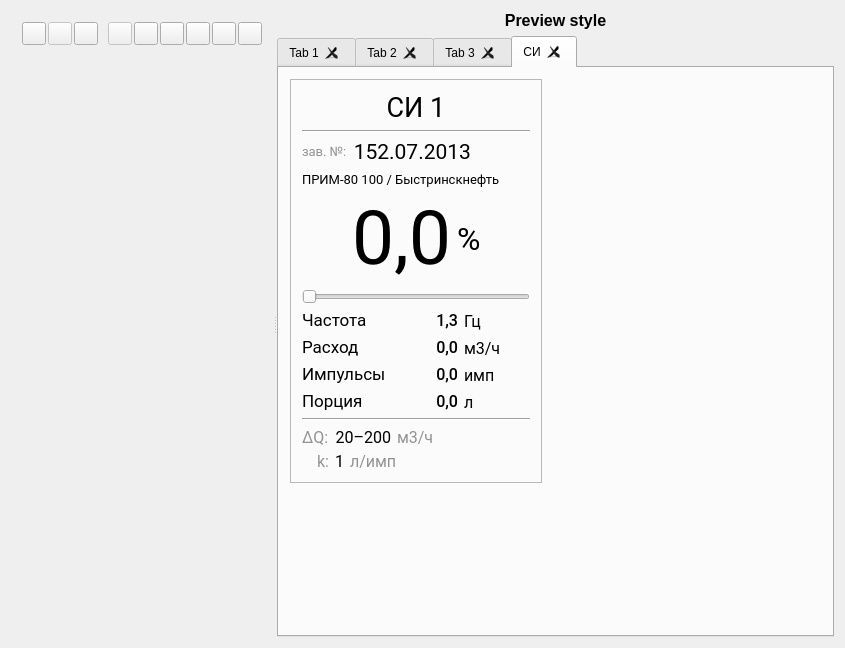
Old version of the form qsseditor.ui in the repository lit-uriy/qsseditor.
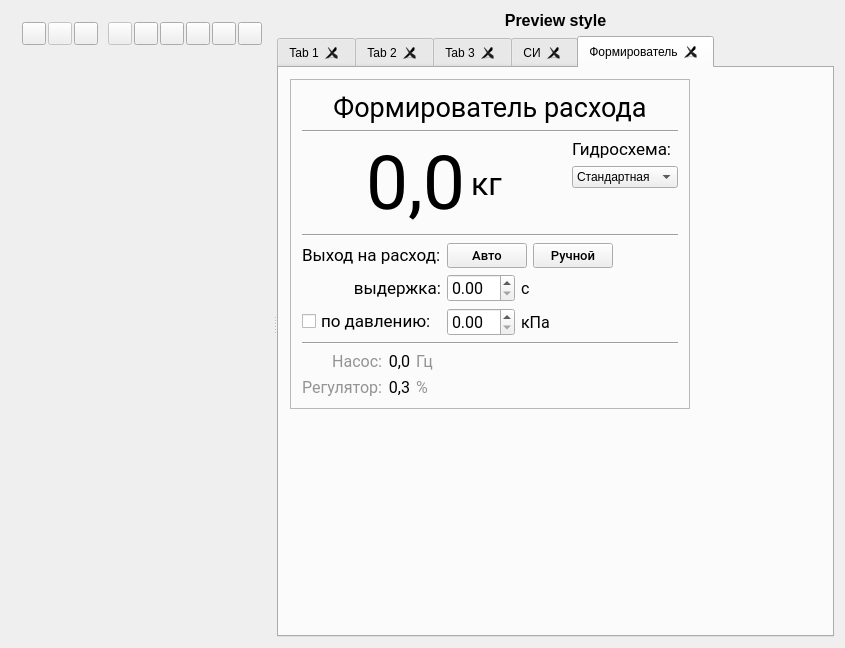
New version of the form. The open tabs and pages were chosen to show the change. Icons and pictures are not drawn. Custom widgets are drawn as their Qt base class.

Commit message: Сделал вкладку "Формирователь" для тестирования стиля виджета "формирователя расхода".

The edit to the form file:
```diff
--- a/qsseditor.ui
+++ b/qsseditor.ui
@@ -1501,7 +1501,492 @@
              <property name="sizeHint" stdset="0">
               <size>
                <width>20</width>
-               <height>157</height>
+               <height>81</height>
+              </size>
+             </property>
+            </spacer>
+           </item>
+          </layout>
+         </widget>
+         <widget class="QWidget" name="tab5">
+          <attribute name="title">
+           <string>Формирователь</string>
+          </attribute>
+          <layout class="QGridLayout" name="gridLayout_14">
+           <item row="0" column="0">
+            <widget class="QFrame" name="FrameFlowGenerator">
+             <property name="sizePolicy">
+              <sizepolicy hsizetype="Maximum" vsizetype="Maximum">
+               <horstretch>0</horstretch>
+               <verstretch>0</verstretch>
+              </sizepolicy>
+             </property>
+             <property name="windowTitle">
+              <string>Frame</string>
+             </property>
+             <property name="frameShape">
+              <enum>QFrame::StyledPanel</enum>
+             </property>
+             <property name="frameShadow">
+              <enum>QFrame::Raised</enum>
+             </property>
+             <layout class="QVBoxLayout" name="verticalLayout" stretch="0,1,2,1,1,1,0">
+              <item>
+               <widget class="QLabel" name="label">
+                <property name="font">
+                 <font>
+                  <family>Roboto</family>
+                  <pointsize>20</pointsize>
+                 </font>
+                </property>
+                <property name="text">
+                 <string>Формирователь расхода</string>
+                </property>
+                <property name="alignment">
+                 <set>Qt::AlignCenter</set>
+                </property>
+               </widget>
+              </item>
+              <item>
+               <widget class="Line" name="line">
+                <property name="orientation">
+                 <enum>Qt::Horizontal</enum>
+                </property>
+               </widget>
+              </item>
+              <item>
+               <layout class="QGridLayout" name="gridLayout_3">
+                <item row="0" column="0" rowspan="3">
+                 <layout class="QHBoxLayout" name="horizontalLayout">
+                  <item>
+                   <spacer name="horizontalSpacer_6">
+                    <property name="orientation">
+                     <enum>Qt::Horizontal</enum>
+                    </property>
+                    <property name="sizeHint" stdset="0">
+                     <size>
+                      <width>10</width>
+                      <height>20</height>
+                     </size>
+                    </property>
+                   </spacer>
+                  </item>
+                  <item>
+                   <widget class="QLabel" name="label_3">
+                    <property name="font">
+                     <font>
+                      <family>Roboto</family>
+                      <pointsize>56</pointsize>
+                     </font>
+                    </property>
+                    <property name="text">
+                     <string>0,0</string>
+                    </property>
+                    <property name="alignment">
+                     <set>Qt::AlignRight|Qt::AlignTrailing|Qt::AlignVCenter</set>
+                    </property>
+                   </widget>
+                  </item>
+                  <item>
+                   <widget class="QLabel" name="label_16">
+                    <property name="font">
+                     <font>
+                      <family>Roboto</family>
+                      <pointsize>24</pointsize>
+                     </font>
+                    </property>
+                    <property name="text">
+                     <string>кг</string>
+                    </property>
+                    <property name="alignment">
+                     <set>Qt::AlignLeading|Qt::AlignLeft|Qt::AlignVCenter</set>
+                    </property>
+                   </widget>
+                  </item>
+                  <item>
+                   <spacer name="horizontalSpacer_7">
+                    <property name="orientation">
+                     <enum>Qt::Horizontal</enum>
+                    </property>
+                    <property name="sizeHint" stdset="0">
+                     <size>
+                      <width>10</width>
+                      <height>20</height>
+                     </size>
+                    </property>
+                   </spacer>
+                  </item>
+                 </layout>
+                </item>
+                <item row="0" column="1">
+                 <widget class="QLabel" name="label_12">
+                  <property name="font">
+                   <font>
+                    <family>Roboto</family>
+                    <pointsize>13</pointsize>
+                   </font>
+                  </property>
+                  <property name="text">
+                   <string>Гидросхема:</string>
+                  </property>
+                 </widget>
+                </item>
+                <item row="1" column="1">
+                 <widget class="QComboBox" name="comboBox">
+                  <item>
+                   <property name="text">
+                    <string>Стандартная</string>
+                   </property>
+                  </item>
+                 </widget>
+                </item>
+                <item row="2" column="1">
+                 <spacer name="verticalSpacer">
+                  <property name="orientation">
+                   <enum>Qt::Vertical</enum>
+                  </property>
+                  <property name="sizeHint" stdset="0">
+                   <size>
+                    <width>20</width>
+                    <height>40</height>
+                   </size>
+                  </property>
+                 </spacer>
+                </item>
+               </layout>
+              </item>
+              <item>
+               <widget class="Line" name="line_2">
+                <property name="orientation">
+                 <enum>Qt::Horizontal</enum>
+                </property>
+               </widget>
+              </item>
+              <item>
+               <layout class="QGridLayout" name="gridLayout_2">
+                <item row="0" column="1" colspan="3">
+                 <layout class="QHBoxLayout" name="horizontalLayout_2">
+                  <item>
+                   <widget class="QPushButton" name="pushButton">
+                    <property name="font">
+                     <font>
+                      <family>Roboto Medium</family>
+                      <pointsize>10</pointsize>
+                     </font>
+                    </property>
+                    <property name="text">
+                     <string>Авто</string>
+                    </property>
+                   </widget>
+                  </item>
+                  <item>
+                   <widget class="QPushButton" name="pushButton_2">
+                    <property name="font">
+                     <font>
+                      <family>Roboto Medium</family>
+                      <pointsize>10</pointsize>
+                     </font>
+                    </property>
+                    <property name="text">
+                     <string>Ручной</string>
+                    </property>
+                   </widget>
+                  </item>
+                 </layout>
+                </item>
+                <item row="2" column="3" colspan="2">
+                 <spacer name="horizontalSpacer_4">
+                  <property name="orientation">
+                   <enum>Qt::Horizontal</enum>
+                  </property>
+                  <property name="sizeHint" stdset="0">
+                   <size>
+                    <width>108</width>
+                    <height>20</height>
+                   </size>
+                  </property>
+                 </spacer>
+                </item>
+                <item row="0" column="4">
+                 <spacer name="horizontalSpacer_5">
+                  <property name="orientation">
+                   <enum>Qt::Horizontal</enum>
+                  </property>
+                  <property name="sizeHint" stdset="0">
+                   <size>
+                    <width>40</width>
+                    <height>20</height>
+                   </size>
+                  </property>
+                 </spacer>
+                </item>
+                <item row="2" column="2">
+                 <widget class="QLabel" name="label_23">
+                  <property name="font">
+                   <font>
+                    <family>Roboto</family>
+                    <pointsize>12</pointsize>
+                   </font>
+                  </property>
+                  <property name="text">
+                   <string>кПа</string>
+                  </property>
+                  <property name="alignment">
+                   <set>Qt::AlignLeading|Qt::AlignLeft|Qt::AlignVCenter</set>
+                  </property>
+                 </widget>
+                </item>
+                <item row="2" column="1">
+                 <widget class="QDoubleSpinBox" name="doubleSpinBox_2">
+                  <property name="font">
+                   <font>
+                    <family>Roboto</family>
+                    <pointsize>12</pointsize>
+                   </font>
+                  </property>
+                 </widget>
+                </item>
+                <item row="2" column="0">
+                 <widget class="QCheckBox" name="checkBox">
+                  <property name="font">
+                   <font>
+                    <family>Roboto</family>
+                    <pointsize>13</pointsize>
+                   </font>
+                  </property>
+                  <property name="text">
+                   <string>по давлению:</string>
+                  </property>
+                 </widget>
+                </item>
+                <item row="0" column="0">
+                 <widget class="QLabel" name="label_13">
+                  <property name="font">
+                   <font>
+                    <family>Roboto</family>
+                    <pointsize>13</pointsize>
+                   </font>
+                  </property>
+                  <property name="text">
+                   <string>Выход на расход:</string>
+                  </property>
+                 </widget>
+                </item>
+                <item row="1" column="2">
+                 <widget class="QLabel" name="label_15">
+                  <property name="font">
+                   <font>
+                    <family>Roboto</family>
+                    <pointsize>12</pointsize>
+                   </font>
+                  </property>
+                  <property name="text">
+                   <string>с</string>
+                  </property>
+                  <property name="alignment">
+                   <set>Qt::AlignLeading|Qt::AlignLeft|Qt::AlignVCenter</set>
+                  </property>
+                 </widget>
+                </item>
+                <item row="1" column="3" colspan="2">
+                 <spacer name="horizontalSpacer_3">
+                  <property name="orientation">
+                   <enum>Qt::Horizontal</enum>
+                  </property>
+                  <property name="sizeHint" stdset="0">
+                   <size>
+                    <width>108</width>
+                    <height>20</height>
+                   </size>
+                  </property>
+                 </spacer>
+                </item>
+                <item row="1" column="1">
+                 <widget class="QDoubleSpinBox" name="doubleSpinBox">
+                  <property name="font">
+                   <font>
+                    <family>Roboto</family>
+                    <pointsize>12</pointsize>
+                   </font>
+                  </property>
+                 </widget>
+                </item>
+                <item row="1" column="0">
+                 <widget class="QLabel" name="label_14">
+                  <property name="font">
+                   <font>
+                    <family>Roboto</family>
+                    <pointsize>13</pointsize>
+                   </font>
+                  </property>
+                  <property name="text">
+                   <string>выдержка:</string>
+                  </property>
+                  <property name="alignment">
+                   <set>Qt::AlignRight|Qt::AlignTrailing|Qt::AlignVCenter</set>
+                  </property>
+                 </widget>
+                </item>
+               </layout>
+              </item>
+              <item>
+               <widget class="Line" name="line_3">
+                <property name="orientation">
+                 <enum>Qt::Horizontal</enum>
+                </property>
+               </widget>
+              </item>
+              <item>
+               <layout class="QGridLayout" name="gridLayout">
+                <item row="0" column="0">
+                 <widget class="QLabel" name="label_18">
+                  <property name="font">
+                   <font>
+                    <family>Roboto</family>
+                    <pointsize>12</pointsize>
+                   </font>
+                  </property>
+                  <property name="text">
+                   <string>&lt;html&gt;&lt;head/&gt;&lt;body&gt;&lt;p&gt;&lt;span style=&quot; color:#939393;&quot;&gt;Насос:&lt;/span&gt;&lt;/p&gt;&lt;/body&gt;&lt;/html&gt;</string>
+                  </property>
+                  <property name="alignment">
+                   <set>Qt::AlignBottom|Qt::AlignRight|Qt::AlignTrailing</set>
+                  </property>
+                 </widget>
+                </item>
+                <item row="0" column="1">
+                 <widget class="QLabel" name="label_19">
+                  <property name="font">
+                   <font>
+                    <family>Roboto</family>
+                    <pointsize>12</pointsize>
+                   </font>
+                  </property>
+                  <property name="text">
+                   <string>0,0</string>
+                  </property>
+                  <property name="alignment">
+                   <set>Qt::AlignBottom|Qt::AlignRight|Qt::AlignTrailing</set>
+                  </property>
+                 </widget>
+                </item>
+                <item row="0" column="2">
+                 <widget class="QLabel" name="label_17">
+                  <property name="font">
+                   <font>
+                    <family>Roboto</family>
+                    <pointsize>12</pointsize>
+                   </font>
+                  </property>
+                  <property name="text">
+                   <string>&lt;html&gt;&lt;head/&gt;&lt;body&gt;&lt;p&gt;&lt;span style=&quot; color:#939393;&quot;&gt;Гц&lt;/span&gt;&lt;/p&gt;&lt;/body&gt;&lt;/html&gt;</string>
+                  </property>
+                  <property name="alignment">
+                   <set>Qt::AlignBottom|Qt::AlignLeading|Qt::AlignLeft</set>
+                  </property>
+                 </widget>
+                </item>
+                <item row="1" column="0">
+                 <widget class="QLabel" name="label_21">
+                  <property name="font">
+                   <font>
+                    <family>Roboto</family>
+                    <pointsize>12</pointsize>
+                   </font>
+                  </property>
+                  <property name="text">
+                   <string>&lt;html&gt;&lt;head/&gt;&lt;body&gt;&lt;p&gt;&lt;span style=&quot; color:#939393;&quot;&gt;Регулятор:&lt;/span&gt;&lt;/p&gt;&lt;/body&gt;&lt;/html&gt;</string>
+                  </property>
+                  <property name="alignment">
+                   <set>Qt::AlignBottom|Qt::AlignRight|Qt::AlignTrailing</set>
+                  </property>
+                 </widget>
+                </item>
+                <item row="1" column="1">
+                 <widget class="QLabel" name="label_22">
+                  <property name="font">
+                   <font>
+                    <family>Roboto</family>
+                    <pointsize>12</pointsize>
+                   </font>
+                  </property>
+                  <property name="text">
+                   <string>0,3</string>
+                  </property>
+                  <property name="alignment">
+                   <set>Qt::AlignBottom|Qt::AlignRight|Qt::AlignTrailing</set>
+                  </property>
+                 </widget>
+                </item>
+                <item row="1" column="2">
+                 <widget class="QLabel" name="label_20">
+                  <property name="font">
+                   <font>
+                    <family>Roboto</family>
+                    <pointsize>12</pointsize>
+                   </font>
+                  </property>
+                  <property name="text">
+                   <string>&lt;html&gt;&lt;head/&gt;&lt;body&gt;&lt;p&gt;&lt;span style=&quot; color:#939393;&quot;&gt;%&lt;/span&gt;&lt;/p&gt;&lt;/body&gt;&lt;/html&gt;</string>
+                  </property>
+                  <property name="alignment">
+                   <set>Qt::AlignBottom|Qt::AlignLeading|Qt::AlignLeft</set>
+                  </property>
+                 </widget>
+                </item>
+                <item row="1" column="3">
+                 <spacer name="horizontalSpacer_2">
+                  <property name="orientation">
+                   <enum>Qt::Horizontal</enum>
+                  </property>
+                  <property name="sizeHint" stdset="0">
+                   <size>
+                    <width>40</width>
+                    <height>20</height>
+                   </size>
+                  </property>
+                 </spacer>
+                </item>
+                <item row="0" column="3">
+                 <spacer name="horizontalSpacer">
+                  <property name="orientation">
+                   <enum>Qt::Horizontal</enum>
+                  </property>
+                  <property name="sizeHint" stdset="0">
+                   <size>
+                    <width>40</width>
+                    <height>20</height>
+                   </size>
+                  </property>
+                 </spacer>
+                </item>
+               </layout>
+              </item>
+             </layout>
+            </widget>
+           </item>
+           <item row="0" column="1">
+            <spacer name="horizontalSpacer_11">
+             <property name="orientation">
+              <enum>Qt::Horizontal</enum>
+             </property>
+             <property name="sizeHint" stdset="0">
+              <size>
+               <width>88</width>
+               <height>20</height>
+              </size>
+             </property>
+            </spacer>
+           </item>
+           <item row="1" column="0">
+            <spacer name="verticalSpacer_4">
+             <property name="orientation">
+              <enum>Qt::Vertical</enum>
+             </property>
+             <property name="sizeHint" stdset="0">
+              <size>
+               <width>20</width>
+               <height>162</height>
               </size>
              </property>
             </spacer>
```
